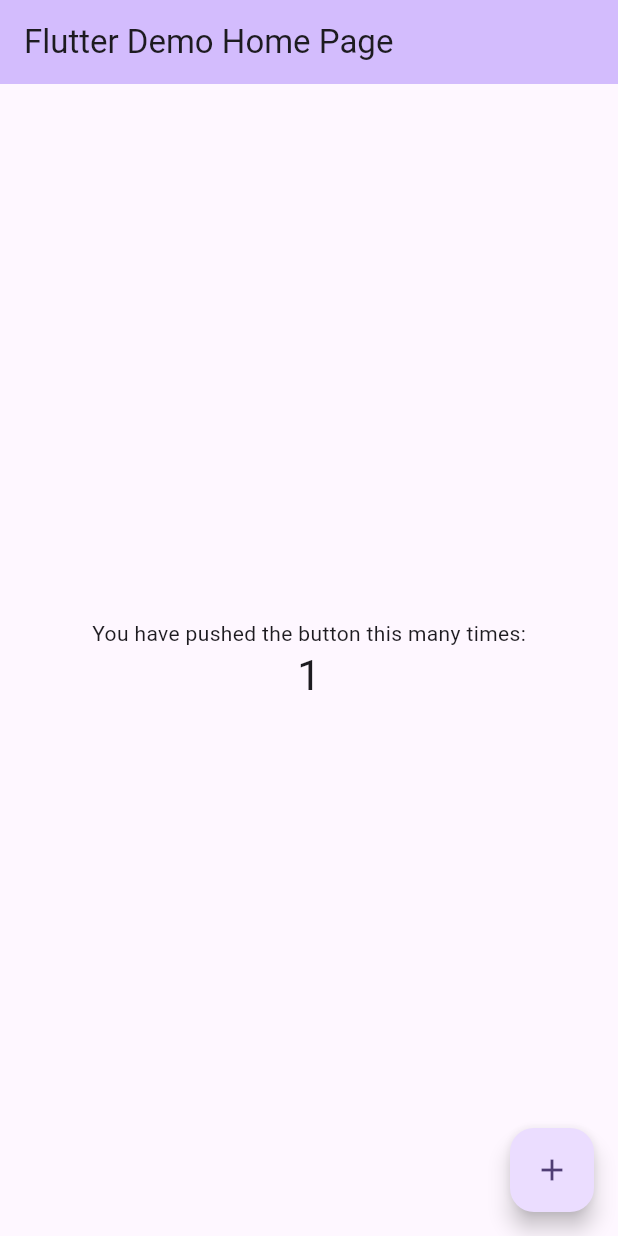
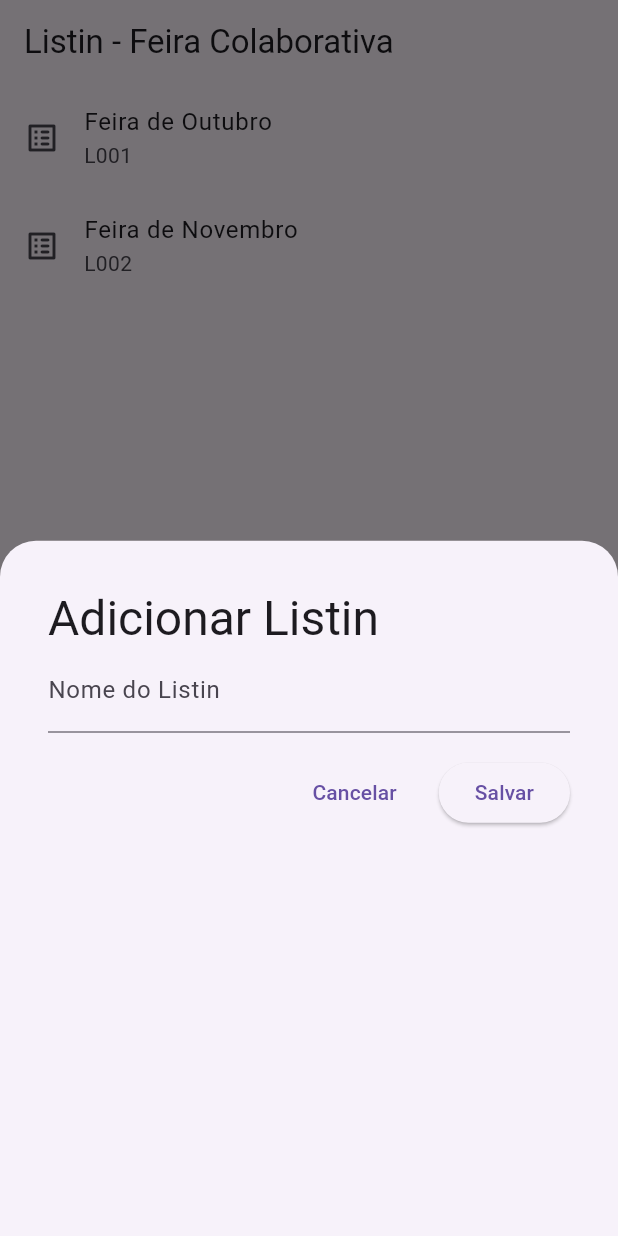
Before and after one commit to danielvieira95/DESM3, a Flutter app: the screen it shows after launch, after a tap on the "add" icon, on a phone screen of 412 x 824 dp. Run offline on Flutter 3.47's test engine with Material 3 defaults, Android fonts, the phone set to English and light mode, and no system bars; our stand-ins replace cloud_firestore, firebase_auth, firebase_core, geolocator, syncfusion_flutter_calendar, syncfusion_flutter_charts and 1 more; missing offline and left inert: gps_connectivity, knob_widget; accounts and stored records are empty.

Commit message:
app_firebase

```diff
--- /dev/null
+++ b/App_prep/app07/lib/homescreen.dart
@@ -0,0 +1,114 @@
+import 'package:flutter/material.dart';
+import '../models/listin.dart';
+
+class HomeScreen extends StatefulWidget {
+  const HomeScreen({super.key});
+
+  @override
+  State<HomeScreen> createState() => _HomeScreenState();
+}
+
+class _HomeScreenState extends State<HomeScreen> {
+  final List<Listin> listListins = [
+    Listin(id: "L001", name: "Feira de Outubro"),
+    Listin(id: "L002", name: "Feira de Novembro"),
+  ];
+
+  @override
+  Widget build(BuildContext context) {
+    return Scaffold(
+      appBar: AppBar(
+        title: const Text("Listin - Feira Colaborativa"),
+      ),
+      floatingActionButton: FloatingActionButton(
+        onPressed: () {
+          showFormModal();
+        },
+        child: const Icon(Icons.add),
+      ),
+      body: (listListins.isEmpty)
+          ? const Center(
+              child: Text(
+                "Nenhuma lista ainda.\nVamos criar a primeira?",
+                textAlign: TextAlign.center,
+                style: TextStyle(fontSize: 18),
+              ),
+            )
+          : ListView(
+              children: List.generate(
+                listListins.length,
+                (index) {
+                  Listin model = listListins[index];
+                  return ListTile(
+                    leading: const Icon(Icons.list_alt_rounded),
+                    title: Text(model.name),
+                    subtitle: Text(model.id),
+                  );
+                },
+              ),
+            ),
+    );
+  }
+
+  showFormModal() {
+    // Labels à serem mostradas no Modal
+    String title = "Adicionar Listin";
+    String confirmationButton = "Salvar";
+    String skipButton = "Cancelar";
+
+    // Controlador do campo que receberá o nome do Listin
+    TextEditingController nameController = TextEditingController();
+
+    // Função do Flutter que mostra o modal na tela
+    showModalBottomSheet(
+      context: context,
+
+      // Define que as bordas verticais serão arredondadas
+      shape: const RoundedRectangleBorder(
+        borderRadius: BorderRadius.vertical(
+          top: Radius.circular(24),
+        ),
+      ),
+      builder: (context) {
+        return Container(
+          height: MediaQuery.of(context).size.height,
+          padding: const EdgeInsets.all(32.0),
+
+          // Formulário com Título, Campo e Botões
+          child: ListView(
+            children: [
+              Text(title, style: Theme.of(context).textTheme.headlineLarge),
+              TextFormField(
+                controller: nameController,
+                decoration:
+                    const InputDecoration(label: Text("Nome do Listin")),
+              ),
+              const SizedBox(
+                height: 16,
+              ),
+              Row(
+                mainAxisAlignment: MainAxisAlignment.end,
+                children: [
+                  TextButton(
+                    onPressed: () {
+                      Navigator.pop(context);
+                    },
+                    child: Text(skipButton),
+                  ),
+                  const SizedBox(
+                    width: 16,
+                  ),
+                  ElevatedButton(
+                      onPressed: () {
+                        //TODO: Implementar adição
+                      },
+                      child: Text(confirmationButton)),
+                ],
+              )
+            ],
+          ),
+        );
+      },
+    );
+  }
+}
--- a/App_prep/app07/lib/main.dart
+++ b/App_prep/app07/lib/main.dart
@@ -1,3 +1,4 @@
+import 'package:app07/homescreen.dart';
 import 'package:cloud_firestore/cloud_firestore.dart';
 import 'package:flutter/material.dart';
 import 'package:firebase_core/firebase_core.dart';
@@ -10,7 +11,7 @@ void main()async {
   await Firebase.initializeApp(
     options: DefaultFirebaseOptions.currentPlatform,
 );
-  runApp(const MyApp());
+  runApp(MaterialApp(home: HomeScreen()));
   FirebaseFirestore firestore = FirebaseFirestore.instance; // cria instancia do firestore
   firestore.collection("Só para testar").doc("Estou testando").set({
   "Funcinou?":true,
--- /dev/null
+++ b/App_prep/app07/lib/models/listin.dart
@@ -0,0 +1,17 @@
+class Listin {
+  String id;
+  String name;
+
+  Listin({required this.id, required this.name});
+
+  Listin.fromMap(Map<String, dynamic> map)
+      : id = map["id"],
+        name = map["name"];
+
+  Map<String, dynamic> toMap() {
+    return {
+      "id": id,
+      "name": name,
+    };
+  }
+}
```
